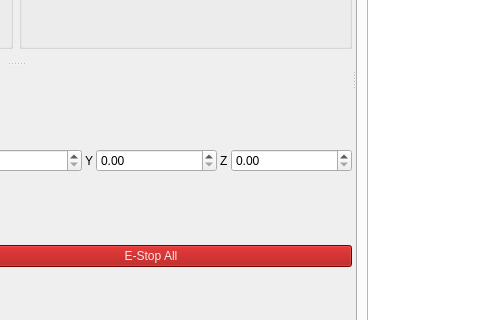
Before: the Qt Designer form mission_planner/include/mission_planner/MainWindow.ui in arjo129/darpa_ugv_highlevel, drawn with Qt 5; both pictures show x 329 to 809 and y 306 to 626 of the 1170 by 800 pixel window.
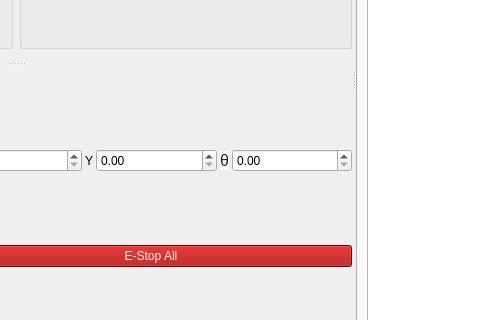
After: the same form once the commit is applied. Custom widgets are drawn as their Qt base class.

Commit message: Add feature to send goal via UI

The edit to the form file:
```diff
--- a/mission_planner/include/mission_planner/MainWindow.ui
+++ b/mission_planner/include/mission_planner/MainWindow.ui
@@ -488,7 +488,7 @@
              <item row="0" column="0">
               <widget class="QLabel" name="zLabelDisplay_1">
                <property name="text">
-                <string>Z</string>
+                <string>&lt;html&gt;&lt;head/&gt;&lt;body&gt;&lt;p&gt;&lt;span style=&quot; font-family:'Roboto,arial,sans-serif'; font-size:16px; color:#222222; background-color:#ffffff;&quot;&gt;θ&lt;/span&gt;</string>
                </property>
               </widget>
              </item>
```
Left out of the diff: 6 changed lines with no effect on the pictures. The commit also changes 4 other files.
